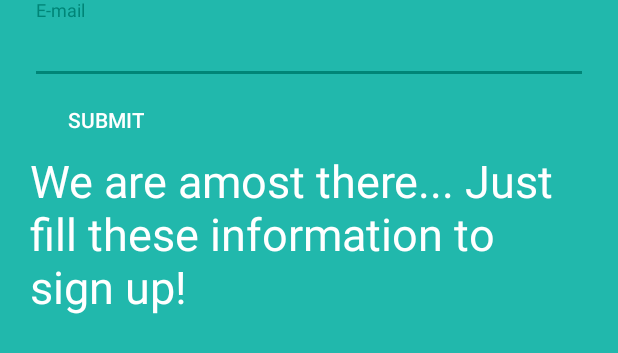
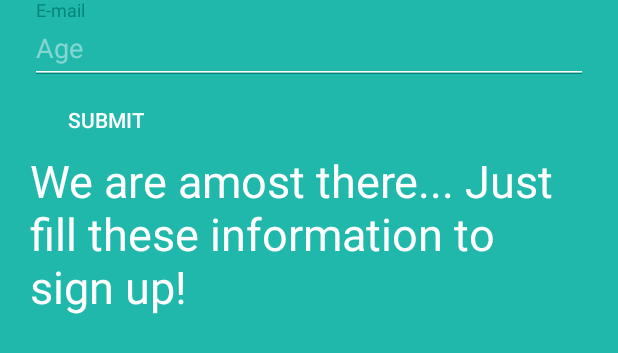
Before and after one commit to FelipeBerbert/MyBestHelperChallenge, an Android app: the layout user_page_info.xml on its own in the app's theme, with its tools: preview values and no code run, on a phone screen of 412 x 824 dp. Shown: the top 353 px of the screen. Run offline under Robolectric (Android 15) with nearby library versions, the phone set to English and light mode, and no system bars; plain views replace WelcomePageLayout.

Commit message:
User info screen.

```diff
--- a/app/src/main/AndroidManifest.xml
+++ b/app/src/main/AndroidManifest.xml
@@ -34,7 +34,8 @@
 
         <activity
             android:name="vanhackathon2016.mybesthelperchallenge.gui.UserInfoActivity_"
-            android:screenOrientation="portrait"/>
+            android:screenOrientation="portrait"
+            android:theme="@style/NoActionBar"/>
     </application>
 
 </manifest>
--- a/app/src/main/res/layout/user_page_info.xml
+++ b/app/src/main/res/layout/user_page_info.xml
@@ -22,7 +22,7 @@
         android:textSize="30dp"/>
 
     <android.support.design.widget.TextInputLayout
-        android:id="@+id/til_user_name"
+        android:id="@+id/til_user_email"
         android:layout_width="match_parent"
         android:layout_height="wrap_content"
         android:layout_centerInParent="true"
@@ -31,11 +31,34 @@
         app:errorEnabled="true"
         app:errorTextAppearance="@style/error_appearance">
         <android.support.design.widget.TextInputEditText
-            android:id="@+id/ed_user_name"
+            android:id="@+id/ed_user_email"
             android:layout_width="match_parent"
             android:layout_height="wrap_content"
             android:inputType="textEmailAddress"
+            android:maxLines="1"
             android:hint="E-mail"
+            android:textColor="@android:color/white"
+            android:backgroundTint="@android:color/white"/>
+    </android.support.design.widget.TextInputLayout>
+
+    <android.support.design.widget.TextInputLayout
+        android:id="@+id/til_user_age"
+        android:layout_width="match_parent"
+        android:layout_height="wrap_content"
+        android:layout_centerInParent="true"
+        android:textColor="@android:color/white"
+        android:textColorHint="#70FFFFFF"
+        app:errorEnabled="true"
+        app:errorTextAppearance="@style/error_appearance"
+        android:layout_below="@id/til_user_email">
+        <android.support.design.widget.TextInputEditText
+            android:id="@+id/ed_user_age"
+            android:layout_width="match_parent"
+            android:layout_height="wrap_content"
+            android:inputType="number"
+            android:maxLines="1"
+            android:maxLength="3"
+            android:hint="Age"
             android:textColor="@android:color/white"
             android:backgroundTint="@android:color/white"/>
     </android.support.design.widget.TextInputLayout>
@@ -47,7 +70,7 @@
         android:layout_height="wrap_content"
         android:text="submit"
         android:textColor="@android:color/white"
-        android:layout_below="@id/til_user_name"
+        android:layout_below="@id/til_user_age"
         android:layout_alignParentRight="true"
         android:paddingTop="70dp"
         android:gravity="right"/>
--- a/app/src/main/res/layout/user_page_name.xml
+++ b/app/src/main/res/layout/user_page_name.xml
@@ -33,6 +33,7 @@
             android:id="@+id/ed_user_name"
             android:layout_width="match_parent"
             android:layout_height="wrap_content"
+            android:maxLines="1"
             android:hint="Name"
             android:textColor="@android:color/white"
             android:backgroundTint="@android:color/white"/>
--- a/app/src/main/res/values/strings.xml
+++ b/app/src/main/res/values/strings.xml
@@ -81,5 +81,9 @@
     <string name="tag_answer_4">ans4</string>
 
     <string name="msg_error_user_name">Please say your name</string>
+    <string name="msg_error_user_email">Please inform your e-mail</string>
+    <string name="msg_error_user_age">Please inform your age</string>
+
+    <string name="msg_welcome">Congratulations and welcome to My Best Helper!</string>
 
 </resources>
```
Also changed, not shown: app/src/main/java/vanhackathon2016/mybesthelperchallenge/gui/UserInfoActivity.java (+18 -12 lines).
